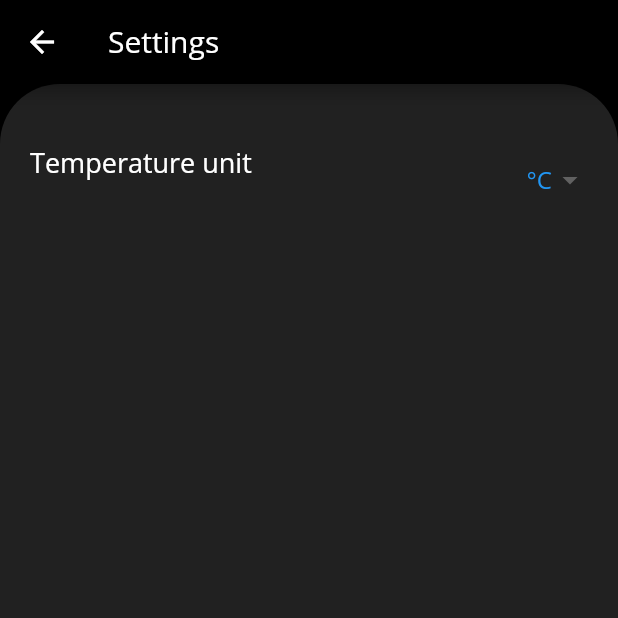
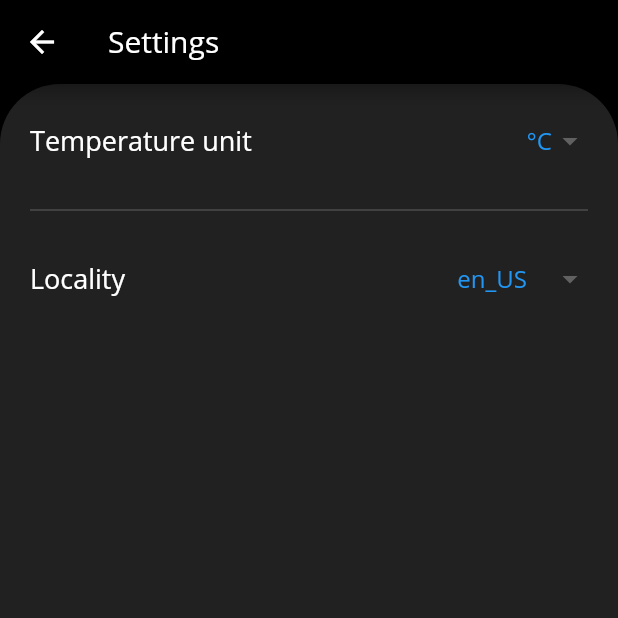
Before and after one commit to NooberCong/NoobCaster, a Flutter app: the SettingsRoute screen opened by its route, on a phone screen of 412 x 824 dp, the top half of it. Run offline on Flutter 3.47's test engine with Material 2 defaults, Android fonts, the phone set to English and light mode, and no system bars; our stand-ins replace bloc, dartz, data_connection_checker, equatable, flutter_bloc, flutter_svg and 7 more; accounts and stored records are empty.

Commit message:
App Settings added

```diff
--- /dev/null
+++ b/lib/core/settings/app_settings.dart
@@ -0,0 +1,163 @@
+import 'package:shared_preferences/shared_preferences.dart';
+import 'package:meta/meta.dart';
+
+const List<String> Locales = [
+  "af_ZA",
+  "am_ET",
+  "en_AU",
+  "en_CA",
+  "en_GH",
+  "en_US",
+  "en_ID",
+  "en_IE",
+  "en_KE",
+  "en_ZA",
+  "en_NZ",
+  "en_NG",
+  "en_PH",
+  "en_TZ",
+  "en_TH",
+  "en_001",
+  "en_GB",
+  "en_IN",
+  "hy_AM",
+  "az_AZ",
+  "pl_PL",
+  "fa_IR",
+  "bn_BD",
+  "bn_IN",
+  "eu_ES",
+  "bg_BG",
+  "pt_BR",
+  "pt_PT",
+  "ca_ES",
+  "hr_HR",
+  "iw_IL",
+  "et_EE",
+  "gl_ES",
+  "ka_GE",
+  "gu_IN",
+  "hi_IN",
+  "hu_HU",
+  "el_GR",
+  "nl_NL",
+  "ko_KR",
+  "is_IS",
+  "in_ID",
+  "it_IT",
+  "jv_ID",
+  "kn_IN",
+  "km_KH",
+  "lv_LV",
+  "lt_LT",
+  "lo_LA",
+  "ml_IN",
+  "mr_IN",
+  "my_MM",
+  "ms_MY",
+  "nb_NO",
+  "ne_NP",
+  "ru_RU",
+  "ja_JP",
+  "fil_PH",
+  "fr_CA",
+  "fr_FR",
+  "fi_FI",
+  "yue_HK",
+  "ro_RO",
+  "sr_RS",
+  "si_LK",
+  "sk_SK",
+  "sl_SI",
+  "su_ID",
+  "sw_",
+  "sw_TZ",
+  "cs_CZ",
+  "ta_MY",
+  "ta_SG",
+  "ta_LK",
+  "ta_IN",
+  "te_IN",
+  "th_TH",
+  "tr_TR",
+  "sv_SE",
+  "es_AR",
+  "es_BO",
+  "es_CL",
+  "es_CO",
+  "es_CR",
+  "es_DO",
+  "es_EC",
+  "es_SV",
+  "es_GT",
+  "es_US",
+  "es_HN",
+  "es_MX",
+  "es_NI",
+  "es_PA",
+  "es_PY",
+  "es_PE",
+  "es_PR",
+  "es_ES",
+  "es_UY",
+  "es_VE",
+  "uk_UA",
+  "ur_PK",
+  "ur_IN",
+  "uz_UZ",
+  "vi_VN",
+  "zu_ZA",
+  "da_DK",
+  "de_AT",
+  "de_DE",
+  "ar_EG",
+  "ar_DZ",
+  "ar_BH",
+  "ar_AE",
+  "ar_IL",
+  "ar_JO",
+  "ar_KW",
+  "ar_LB",
+  "ar_MA",
+  "ar_OM",
+  "ar_PS",
+  "ar_QA",
+  "ar_TN",
+  "ar_SA",
+  "cmn_HK",
+  "cmn_CN",
+  "cmn_TW"
+];
+const TEMP_CONFIG = "TEMP_CONFIG";
+const LOCALE_CONFIG = "LOCALE_CONFIG";
+
+abstract class AppSettings {
+  String getTempUnit();
+  void setTempUnit(String unit);
+  String getLocale();
+  void setLocale(String locale);
+}
+
+class AppSettingsImpl implements AppSettings {
+  final SharedPreferences preferences;
+  AppSettingsImpl({@required this.preferences});
+  @override
+  String getLocale() {
+    return preferences.getString(LOCALE_CONFIG) ?? "en_US";
+  }
+
+  @override
+  String getTempUnit() {
+    return preferences.get(TEMP_CONFIG) ?? "°C";
+  }
+
+  @override
+  void setLocale(String locale) {
+    preferences.setString(LOCALE_CONFIG, locale);
+  }
+
+  @override
+  void setTempUnit(String unit) {
+    preferences.setString(TEMP_CONFIG, unit);
+  }
+}
--- a/lib/features/weather_forecast/data/models/weather_forcast_model.dart
+++ b/lib/features/weather_forecast/data/models/weather_forcast_model.dart
@@ -41,7 +41,7 @@ class WeatherDataModel extends WeatherData {
         isLocal: isLocal,
         isCached: false,
         currentTemp: json["current"]["temp"],
-        uvi: json["current"]["uvi"],
+        uvi: (json["current"]["uvi"] as num).toDouble(),
         windspeed: (json["current"]["wind_speed"] as num).toDouble(),
         dateTime: handler.dateTimeFromUnixAndTimezone(
             json["timezone"], json["current"]["dt"]),
--- a/lib/features/weather_forecast/domain/usecases/get_cached_location_weather_data.dart
+++ b/lib/features/weather_forecast/domain/usecases/get_cached_weather_data.dart
@@ -4,10 +4,10 @@ import 'package:noobcaster/core/error/failure.dart';
 import 'package:noobcaster/core/usecases/usecase.dart';
 import 'package:noobcaster/features/weather_forecast/domain/repositories/weather_repository.dart';
 
-class GetCachedLocationWeatherData
+class GetCachedWeatherData
     implements UseCase<Map<String, dynamic>, NoParams> {
   final WeatherRepository repository;
-  GetCachedLocationWeatherData({@required this.repository});
+  GetCachedWeatherData({@required this.repository});
   @override
   Future<Either<Failure, Map<String, dynamic>>> call(NoParams noParams) async {
     return await repository.getCachedWeather();
--- a/lib/features/weather_forecast/presentation/bloc/weather_data_event.dart
+++ b/lib/features/weather_forecast/presentation/bloc/weather_data_event.dart
@@ -29,9 +29,9 @@ class GetCachedWeatherDataEvent extends WeatherDataEvent {
   List<Object> get props => [];
 }
 
-class GetDrawerWeatherDataEvent extends WeatherDataEvent {
-  final WeatherData backup;
-  GetDrawerWeatherDataEvent({@required this.backup});
+class ReloadStateEvent extends WeatherDataEvent {
+  final WeatherDataState currentState;
+  ReloadStateEvent({@required this.currentState});
   @override
-  List<Object> get props => [backup];
+  List<Object> get props => [currentState];
 }
--- a/lib/features/weather_forecast/presentation/routes/SearchRoute.dart
+++ b/lib/features/weather_forecast/presentation/routes/SearchRoute.dart
@@ -2,7 +2,7 @@ import 'package:flutter/material.dart';
 import 'package:flutter_bloc/flutter_bloc.dart';
 import 'package:flutter_typeahead/flutter_typeahead.dart';
 import 'package:noobcaster/core/city_list.dart';
-import 'package:noobcaster/core/voice%20recognition/voice_recognition.dart';
+import 'package:noobcaster/core/speech%20recognition/speech_recognition.dart';
 import 'package:noobcaster/features/weather_forecast/presentation/bloc/weather_data_bloc.dart';
 import 'package:noobcaster/injection_container.dart';
 
--- a/lib/features/weather_forecast/presentation/routes/SettingsRoute.dart
+++ b/lib/features/weather_forecast/presentation/routes/SettingsRoute.dart
@@ -1,8 +1,17 @@
 import 'package:flutter/material.dart';
+import 'package:flutter_bloc/flutter_bloc.dart';
+import 'package:noobcaster/core/settings/app_settings.dart';
+import 'package:noobcaster/features/weather_forecast/presentation/bloc/weather_data_bloc.dart';
+import 'package:noobcaster/injection_container.dart';
 
-class SettingsRoute extends StatelessWidget {
+class SettingsRoute extends StatefulWidget {
   const SettingsRoute({Key key}) : super(key: key);
 
+  @override
+  _SettingsRouteState createState() => _SettingsRouteState();
+}
+
+class _SettingsRouteState extends State<SettingsRoute> {
   @override
   Widget build(BuildContext context) {
     return Scaffold(
@@ -24,31 +33,13 @@ class SettingsRoute extends StatelessWidget {
           topRight: Radius.circular(40),
         ),
         child: Container(
-          height: double.infinity,
-          width: double.infinity,
           color: Colors.grey.shade900,
-          child: Column(
-            crossAxisAlignment: CrossAxisAlignment.start,
+          child: ListView(
+            physics: BouncingScrollPhysics(),
             children: <Widget>[
-              Container(
-                width: double.infinity,
-                padding: EdgeInsets.symmetric(
-                  vertical: 40,
-                  horizontal: 20,
-                ),
-                child: Row(
-                  crossAxisAlignment: CrossAxisAlignment.start,
-                  mainAxisAlignment: MainAxisAlignment.spaceBetween,
-                  children: <Widget>[
-                    Text(
-                      "Temperature unit\n",
-                      style: TextStyle(color: Colors.white, fontSize: 18),
-                    ),
-                    Theme(
-                      data: Theme.of(context).copyWith(
-                        canvasColor: Colors.grey.shade900,
-                      ),
-                      child: DropdownButton(
+              SettingCard(
+                title: "Temperature unit",
+                action: DropdownButton(
                   underline: SizedBox(),
                   items: [
                     DropdownMenuItem(
@@ -66,17 +57,100 @@ class SettingsRoute extends StatelessWidget {
                       value: "°F",
                     ),
                   ],
-                        onChanged: (newValue) => null,
-                        value: "°C",
+                  onChanged: (value) {
+                    _setTempUnit(value);
+                    _reloadBlocState(context);
+                    _rerender();
+                  },
+                  value: _getTempConfig(),
+                ),
+              ),
+              Divider(
+                color: Colors.grey.shade700,
+                indent: 20,
+                endIndent: 20,
+              ),
+              SettingCard(
+                title: "Locality",
+                action: DropdownButton(
+                  underline: SizedBox(),
+                  items: _generateLocaleMenuItems(),
+                  onChanged: (value) {
+                    _setLocale(value);
+                    _reloadBlocState(context);
+                    _rerender();
+                  },
+                  value: _getLocaleConfig(),
                 ),
               )
-                  ],
-                ),
-              ),
             ],
           ),
         ),
       ),
     );
   }
+
+  void _reloadBlocState(BuildContext context) {
+    BlocProvider.of<WeatherDataBloc>(context).add(ReloadStateEvent(
+        currentState: BlocProvider.of<WeatherDataBloc>(context).state));
   }
+
+  void _setTempUnit(String value) {
+    sl<AppSettings>().setTempUnit(value);
+  }
+
+  void _setLocale(value) {
+    sl<AppSettings>().setLocale(value);
+  }
+
+  String _getTempConfig() {
+    return sl<AppSettings>().getTempUnit();
+  }
+
+  String _getLocaleConfig() {
+    return sl<AppSettings>().getLocale();
+  }
+
+  void _rerender() {
+    setState(() {});
+  }
+
+  List<DropdownMenuItem> _generateLocaleMenuItems() {
+    return Locales.map(
+      (locale) => DropdownMenuItem(
+        value: locale,
+        child: Text(
+          locale,
+          style: TextStyle(color: Colors.blue),
+        ),
+      ),
+    ).toList();
+  }
+}
+
+class SettingCard extends StatelessWidget {
+  final String title;
+  final Widget action;
+  const SettingCard({
+    Key key,
+    @required this.title,
+    @required this.action,
+  }) : super(key: key);
+
+  @override
+  Widget build(BuildContext context) {
+    return ListTile(
+      contentPadding: EdgeInsets.symmetric(horizontal: 20, vertical: 10),
+      title: Text(
+        title,
+        style: TextStyle(color: Colors.white, fontSize: 18),
+      ),
+      trailing: Theme(
+        data: Theme.of(context).copyWith(
+          canvasColor: Colors.grey.shade900,
+        ),
+        child: action,
+      ),
+    );
+  }
+}
--- a/lib/main.dart
+++ b/lib/main.dart
@@ -62,9 +62,6 @@ class HomeScreen extends StatelessWidget {
           right: 0,
           left: 0,
           child: BlocBuilder<WeatherDataBloc, WeatherDataState>(
-            condition: (previousState, state) =>
-                !(state is CacheWeatherDataLoaded) &&
-                !(state is CacheWeatherDataError),
             builder: (context, state) {
               if (state is WeatherDataInitial) {
                 BlocProvider.of<WeatherDataBloc>(context)
```
Also changed, not shown: lib/core/speech recognition/speech_recognition.dart (renamed from lib/core/voice recognition/voice_recognition.dart, +16 -9 lines), lib/core/util/temp_converter.dart (+16 -4 lines), lib/features/weather_forecast/data/repositories/weather_repository_impl.dart (+12 -3 lines), lib/features/weather_forecast/presentation/bloc/weather_data_bloc.dart (+21 -21 lines), lib/features/weather_forecast/presentation/widgets/CustomDrawer.dart (+42 -45 lines), lib/features/weather_forecast/presentation/widgets/ForecastSnapshot.dart (+8 -5 lines), lib/features/weather_forecast/presentation/widgets/WeatherDisplay.dart (+7 -7 lines), lib/injection_container.dart (+7 -4 lines), 3 other files. Lines whose indentation alone changed are shown as unchanged.
